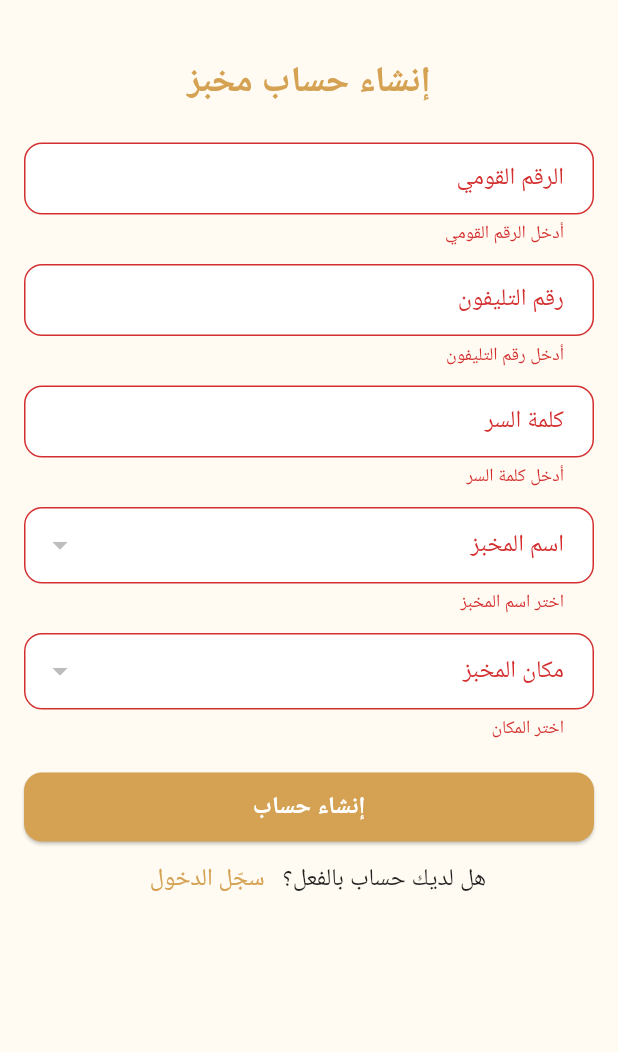
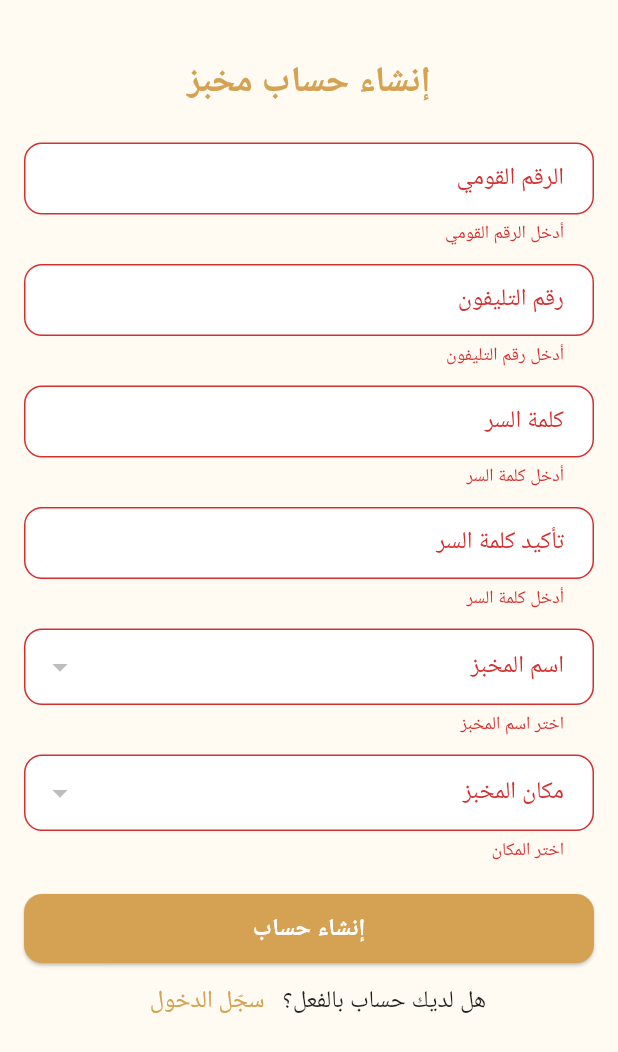
Before and after one commit to samarali60/Khubzy_APP, a Flutter app: the BakerySignupScreen screen opened by its route, after a tap on "إنشاء حساب", on a phone screen of 412 x 824 dp. Shown: the top 1052 px of the screen. Run offline on Flutter 3.47's test engine with Material 3 defaults, Android fonts, the phone set to English and light mode, and no system bars; our stand-ins replace cloud_firestore, firebase_core, fl_chart, percent_indicator, shared_preferences; accounts and stored records are empty; Roboto replaces fonts that are missing (Cairo).

Commit message:
enhance registration

```diff
--- a/lib/screens/auth/screens/bakery_signup_screen.dart
+++ b/lib/screens/auth/screens/bakery_signup_screen.dart
@@ -19,6 +19,7 @@ class _BakeryLoginScreenState extends State<BakerySignupScreen> {
   final _formKey = GlobalKey<FormState>();
   final _nationalIdController = TextEditingController();
   final _passwordController = TextEditingController();
+  final _confirmPasswordController = TextEditingController();
   final _phoneController = TextEditingController();
 
   String? _selectedBakeryName;
@@ -38,12 +39,30 @@ class _BakeryLoginScreenState extends State<BakerySignupScreen> {
     _nationalIdController.dispose();
     _passwordController.dispose();
     _phoneController.dispose();
+    _confirmPasswordController.dispose();
     super.dispose();
   }
 
   Future<void> _submit() async {
     if (!_formKey.currentState!.validate()) return;
+    if (_passwordController.text.isEmpty ||
+        _confirmPasswordController.text.isEmpty) {
+      ErrorSnackBar.show(context, "الرجاء ملء جميع الحقول");
+      return;
+    }
+    if (_passwordController.text.length != 8) {
+      ErrorSnackBar.show(context, "كلمة السر يجب أن تكون 8 أحرف");
+      return;
+    }
+    if (_selectedBakeryName == null || _selectedLocation == null) {
+      ErrorSnackBar.show(context, "الرجاء اختيار اسم المخبز والمكان");
+      return;
+    }
 
+    if (_passwordController.text != _confirmPasswordController.text) {
+      ErrorSnackBar.show(context, "كلمة السر وتأكيد كلمة السر غير متطابقين");
+      return;
+    }
     setState(() => _loading = true);
 
     final nationalId = _nationalIdController.text.trim();
@@ -70,7 +89,6 @@ class _BakeryLoginScreenState extends State<BakerySignupScreen> {
         bakery.location == location) {
       final prefs = await SharedPreferences.getInstance();
 
-      // --- THE FIX: Save the National ID for the login screen to use ---
       await prefs.setString('bakery_national_id', nationalId);
       await prefs.setString('bakery_password', password);
 
@@ -159,7 +177,20 @@ class _BakeryLoginScreenState extends State<BakerySignupScreen> {
               _buildTextField(
                 controller: _passwordController,
                 label: 'كلمة السر',
-                obscure: true,
+               // obscure: true,
+                validator: (val) {
+                  if (val == null || val.isEmpty) return 'أدخل كلمة السر';
+                  if (val.length < 8) {
+                    return 'يجب أن تكون كلمة السر 8 أحرف على الأقل';
+                  }
+                  return null;
+                },
+              ),
+               const SizedBox(height: 12),
+               _buildTextField(
+                controller: _confirmPasswordController,
+                label: 'تأكيد كلمة السر',
+               // obscure: true,
                 validator: (val) {
                   if (val == null || val.isEmpty) return 'أدخل كلمة السر';
                   if (val.length < 8) {
--- a/lib/screens/auth/screens/citizen_signup_screen.dart
+++ b/lib/screens/auth/screens/citizen_signup_screen.dart
@@ -22,6 +22,7 @@ class _CitizenSignUpScreenState extends State<CitizenSignUpScreen> {
   final _nationalIdController = TextEditingController();
   final _emailController = TextEditingController();
   final _passwordController = TextEditingController();
+  final _confirmPasswordController = TextEditingController();
   final _phoneController = TextEditingController();
   final _villageController = TextEditingController();
 
@@ -36,6 +37,7 @@ class _CitizenSignUpScreenState extends State<CitizenSignUpScreen> {
     _nationalIdController.dispose();
     _emailController.dispose();
     _passwordController.dispose();
+    _confirmPasswordController.dispose();
     _phoneController.dispose();
     _villageController.dispose();
     super.dispose();
@@ -49,6 +51,10 @@ class _CitizenSignUpScreenState extends State<CitizenSignUpScreen> {
     }
     if (_selectedCenter == null) {
       ErrorSnackBar.show(context, "اختر المركز");
+      return;
+    }
+    if (_passwordController.text != _confirmPasswordController.text) {
+      ErrorSnackBar.show(context, "كلمة السر وتأكيد كلمة السر غير متطابقين");
       return;
     }
 
@@ -170,10 +176,23 @@ class _CitizenSignUpScreenState extends State<CitizenSignUpScreen> {
               _buildTextField(
                 controller: _passwordController,
                 label: 'كلمة السر',
-                obscure: true,
+               // obscure: true,
                 validator: (value) {
                   if (value == null || value.isEmpty) return 'أدخل كلمة السر';
-                  if (value.length < 8) return 'كلمة السر قصيرة جداً';
+                  if (value.length < 8) return 'يجب أن تكون كلمة السر 8 أحرف على الأقل';
+                  return null;
+                },
+              ),
+                     const SizedBox(height: 12),
+               _buildTextField(
+                controller: _confirmPasswordController,
+                label: 'تأكيد كلمة السر',
+               // obscure: true,
+                validator: (val) {
+                  if (val == null || val.isEmpty) return 'أدخل كلمة السر';
+                  if (val.length < 8) {
+                    return 'يجب أن تكون كلمة السر 8 أحرف على الأقل';
+                  }
                   return null;
                 },
               ),
--- a/pubspec.yaml
+++ b/pubspec.yaml
@@ -41,3 +41,4 @@ flutter:
     - assets/images/forgot-password_nttj.png
     - assets/images/loading_3kqt.png
     - assets/images/login_weas.png
+    - assets/images/no-data_ig65.png
```
Also changed, not shown: lib/screens/auth/screens/bakery_login_screen.dart (+11 -10 lines), lib/screens/orders/screens/orders_screen.dart (+13 -1 lines), lib/screens/profile/screen/profile_screen.dart (+14 -23 lines), lib/screens/userTypeSelection/screens/user_type_selection.dart (+0 -9 lines), assets/images/no-data_ig65.png (added).
